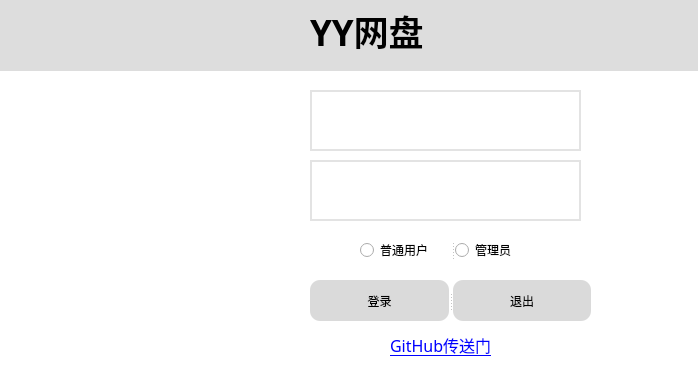
Above: loading.ui from happystander/YYNetdisk before the change. Below: the same form after it.
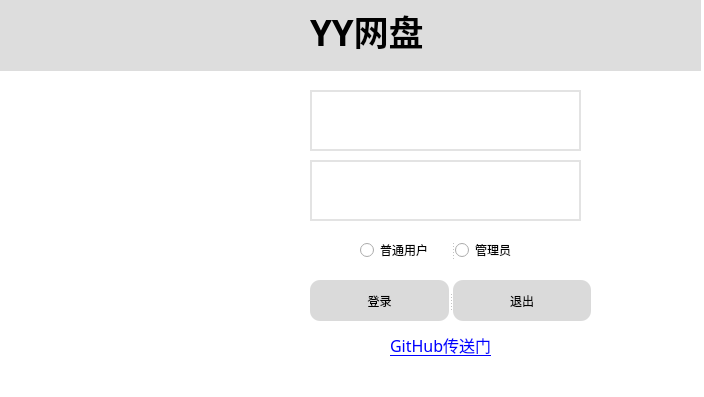
That is the form after the change. Icons and pictures are not drawn.

```diff
--- a/loading.ui
+++ b/loading.ui
@@ -6,8 +6,8 @@
    <rect>
     <x>0</x>
     <y>0</y>
-    <width>698</width>
-    <height>379</height>
+    <width>704</width>
+    <height>397</height>
    </rect>
   </property>
   <property name="windowTitle">
@@ -20,7 +20,7 @@
    <property name="geometry">
     <rect>
      <x>40</x>
-     <y>90</y>
+     <y>100</y>
      <width>221</width>
      <height>231</height>
     </rect>
@@ -289,7 +289,7 @@
     <rect>
      <x>310</x>
      <y>10</y>
-     <width>151</width>
+     <width>181</width>
      <height>41</height>
     </rect>
    </property>
@@ -311,7 +311,7 @@
   <widget class="QLabel" name="label_8">
    <property name="geometry">
     <rect>
-     <x>220</x>
+     <x>210</x>
      <y>10</y>
      <width>71</width>
      <height>51</height>
```
